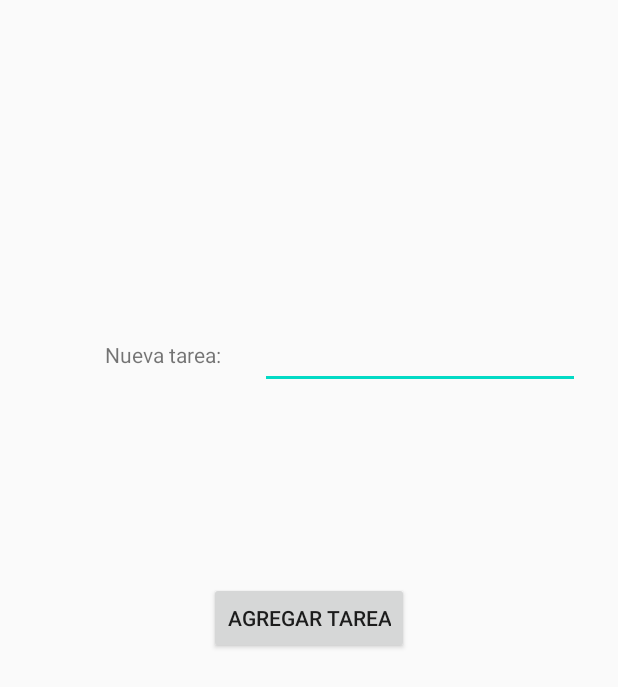
After one commit to royeryangali/Lab2G1, an Android app: the layout agregartarea.xml on its own in the app's theme, with its tools: preview values and no code run, on a phone screen of 412 x 824 dp. The commit adds this screen. Shown: the top 687 px of the screen. Run offline under Robolectric (Android 15) with nearby library versions, the phone set to English and light mode, and no system bars.

Commit message:
Avance de julio en la pc de royer mientras que no tenia el IDE

```diff
--- /dev/null
+++ b/app/src/main/res/layout/agregartarea.xml
@@ -0,0 +1,42 @@
+<?xml version="1.0" encoding="utf-8"?>
+<androidx.constraintlayout.widget.ConstraintLayout
+    xmlns:android="http://schemas.android.com/apk/res/android"
+    xmlns:app="http://schemas.android.com/apk/res-auto"
+    xmlns:tools="http://schemas.android.com/tools"
+    android:layout_width="match_parent"
+    android:layout_height="match_parent">
+
+    <TextView
+        android:id="@+id/textView"
+        android:layout_width="wrap_content"
+        android:layout_height="wrap_content"
+        android:text="Nueva tarea:"
+        app:layout_constraintBottom_toBottomOf="parent"
+        app:layout_constraintEnd_toEndOf="parent"
+        app:layout_constraintHorizontal_bias="0.209"
+        app:layout_constraintStart_toStartOf="parent"
+        app:layout_constraintTop_toTopOf="parent"
+        app:layout_constraintVertical_bias="0.282" />
+
+    <EditText
+        android:id="@+id/editTextTextPersonName"
+        android:layout_width="wrap_content"
+        android:layout_height="wrap_content"
+        android:ems="10"
+        android:inputType="textPersonName"
+        app:layout_constraintBottom_toBottomOf="@+id/textView"
+        app:layout_constraintEnd_toEndOf="parent"
+        app:layout_constraintStart_toEndOf="@+id/textView"
+        app:layout_constraintTop_toTopOf="@+id/textView" />
+
+    <Button
+        android:id="@+id/button"
+        android:layout_width="wrap_content"
+        android:layout_height="wrap_content"
+        android:text="Agregar Tarea"
+        app:layout_constraintBottom_toBottomOf="parent"
+        app:layout_constraintEnd_toEndOf="parent"
+        app:layout_constraintStart_toStartOf="parent"
+        app:layout_constraintTop_toTopOf="parent" />
+
+</androidx.constraintlayout.widget.ConstraintLayout>
```
Also changed, not shown: app/src/main/res/layout/tareaspendientes.xml (+75 -1 lines).
